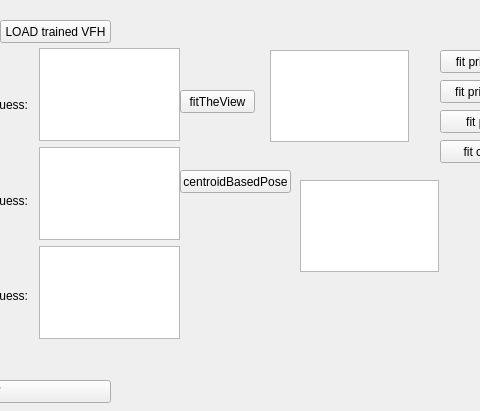
First picture: the form in components/objectDetectionTester/src/guiDlg.ui, repository robocomp/perception, before the edit; both pictures show x 500 to 980 and y 0 to 411 of the 1099 by 411 pixel window.
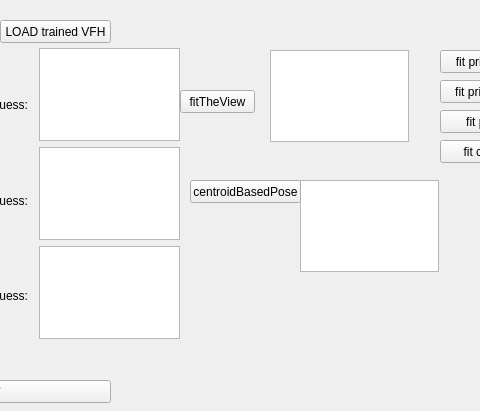
Second picture: the form after the edit.

Commit message: added centroid based guess

```diff
--- a/components/objectDetectionTester/src/guiDlg.ui
+++ b/components/objectDetectionTester/src/guiDlg.ui
@@ -419,8 +419,8 @@
   <widget class="QPushButton" name="centroid_based_pose_button">
    <property name="geometry">
     <rect>
-     <x>680</x>
-     <y>170</y>
+     <x>690</x>
+     <y>180</y>
      <width>111</width>
      <height>23</height>
     </rect>
```
The commit also changes 2 other files.
